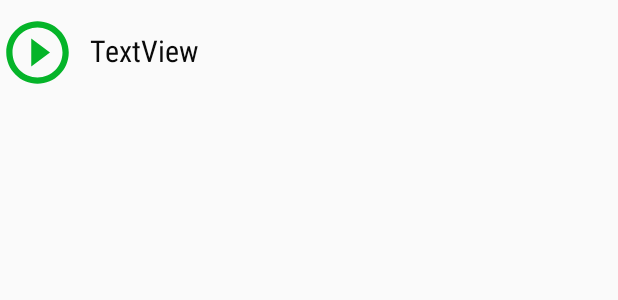
After one commit to amit-banerjee-03/lEARN-client, an Android app: the layout course_video_list.xml on its own in the app's theme, with its tools: preview values and no code run, on a phone screen of 412 x 824 dp. The commit adds this screen. Shown: the top 300 px of the screen. Run offline under Robolectric (Android 15) with nearby library versions, the phone set to English and light mode, and no system bars.

Commit message:
Video streaming done

```diff
--- a/app/build.gradle
+++ b/app/build.gradle
@@ -14,6 +14,7 @@ android {
         versionCode 1
         versionName "1.0"
         testInstrumentationRunner "androidx.test.runner.AndroidJUnitRunner"
+        vectorDrawables.useSupportLibrary = true
     }
     buildTypes {
         release {
--- a/app/src/main/AndroidManifest.xml
+++ b/app/src/main/AndroidManifest.xml
@@ -3,6 +3,7 @@
     package="com.example.learn">
 
     <uses-permission android:name="android.permission.INTERNET" />
+    <uses-permission android:name="android.permission.WAKE_LOCK" />
 
     <application
         android:allowBackup="true"
@@ -12,7 +13,9 @@
         android:supportsRtl="true"
         android:theme="@style/AppTheme"
         android:usesCleartextTraffic="true">
-        <activity android:name=".Home"></activity>
+        <activity android:name=".VideoPlayerActivity"></activity>
+        <activity android:name=".VideoList" />
+        <activity android:name=".Home" />
         <activity android:name=".MainActivity">
             <intent-filter>
                 <action android:name="android.intent.action.MAIN" />
--- /dev/null
+++ b/app/src/main/java/com/example/learn/CustomControllers/FullScreenMediaController.kt
@@ -0,0 +1,4 @@
+package com.example.learn.CustomControllers
+
+class FullScreenMediaController {
+}
--- a/app/src/main/java/com/example/learn/Home.kt
+++ b/app/src/main/java/com/example/learn/Home.kt
@@ -1,6 +1,7 @@
 package com.example.learn
 
 import android.content.Context
+import android.content.Intent
 import android.graphics.Bitmap
 import android.graphics.BitmapFactory
 import android.os.AsyncTask
@@ -40,6 +41,9 @@ class Home : AppCompatActivity() {
         override fun onPostExecute(result: String?) {
             courseListElement.adapter=CourseRecycleAdapter(context,courses){course ->
                 Toast.makeText(context,course.description,Toast.LENGTH_LONG).show()
+                val intent = Intent(context,VideoList::class.java)
+                intent.putExtra("COURSE_ID",course.id)
+                context.startActivity(intent)
             }
             val layoutManager = LinearLayoutManager(context)
             courseListElement.layoutManager=layoutManager
--- a/app/src/main/java/com/example/learn/Models/Course.kt
+++ b/app/src/main/java/com/example/learn/Models/Course.kt
@@ -2,4 +2,4 @@ package com.example.learn.Models
 
 data class Courses(val count:Int,val courses: List<Course>)
 
-data class Course(val id:Int,val name:String,val description:String,val level:String,val cover_image:String)
+data class Course(val id:Int,val name:String,val description:String,val level:String,val cover_image:String,val videos:List<Video>)
--- /dev/null
+++ b/app/src/main/java/com/example/learn/Models/Video.kt
@@ -0,0 +1,3 @@
+package com.example.learn.Models
+
+data class Video(val id:Int,val serial_number:Int,val caption:String,val description:String,val url:String)
--- /dev/null
+++ b/app/src/main/res/drawable/ic_play_circle_outline_black_24dp.xml
@@ -0,0 +1,5 @@
+<vector android:height="24dp" android:tint="#05B429"
+    android:viewportHeight="24.0" android:viewportWidth="24.0"
+    android:width="24dp" xmlns:android="http://schemas.android.com/apk/res/android">
+    <path android:fillColor="#FF000000" android:pathData="M10,16.5l6,-4.5 -6,-4.5v9zM12,2C6.48,2 2,6.48 2,12s4.48,10 10,10 10,-4.48 10,-10S17.52,2 12,2zM12,20c-4.41,0 -8,-3.59 -8,-8s3.59,-8 8,-8 8,3.59 8,8 -3.59,8 -8,8z"/>
+</vector>
--- /dev/null
+++ b/app/src/main/res/layout/course_video_list.xml
@@ -0,0 +1,44 @@
+<?xml version="1.0" encoding="utf-8"?>
+<androidx.constraintlayout.widget.ConstraintLayout xmlns:android="http://schemas.android.com/apk/res/android"
+    xmlns:app="http://schemas.android.com/apk/res-auto"
+    xmlns:tools="http://schemas.android.com/tools"
+    android:orientation="vertical"
+    android:layout_width="match_parent"
+    android:layout_height="wrap_content">
+
+    <ImageView
+        android:id="@+id/imageView"
+        android:layout_width="50dp"
+        android:layout_height="70dp"
+        app:srcCompat="@drawable/ic_play_circle_outline_black_24dp"
+        app:layout_constraintBottom_toBottomOf="parent"
+        app:layout_constraintEnd_toEndOf="parent"
+        app:layout_constraintHorizontal_bias="0.0"
+        app:layout_constraintStart_toStartOf="parent"
+        app:layout_constraintTop_toBottomOf="@+id/courseName"
+        app:layout_constraintVertical_bias="0.0"
+        tools:layout_editor_absoluteX="5dp"
+        tools:layout_editor_absoluteY="2dp" />
+
+    <TextView
+        android:id="@+id/videoCaption"
+        android:layout_width="wrap_content"
+        android:layout_height="wrap_content"
+        android:paddingLeft="10dp"
+        android:paddingTop="20dp"
+        android:paddingBottom="10dp"
+        android:paddingRight="15dp"
+        android:layout_marginBottom="10dp"
+        android:text="TextView"
+        android:textColor="#0A0A0A"
+        android:textSize="20sp"
+        android:singleLine="false"
+        android:baselineAligned="false"
+        android:fontFamily="sans-serif-condensed"
+        app:layout_constraintBottom_toBottomOf="@+id/imageView"
+        app:layout_constraintEnd_toEndOf="parent"
+        app:layout_constraintHorizontal_bias="0.0"
+        app:layout_constraintStart_toEndOf="@+id/imageView"
+        app:layout_constraintTop_toTopOf="parent"
+        app:layout_constraintVertical_bias="0.0" />
+</androidx.constraintlayout.widget.ConstraintLayout>
--- a/app/src/main/res/values/strings.xml
+++ b/app/src/main/res/values/strings.xml
@@ -5,4 +5,7 @@
     <string name="log_in_button">Log In</string>
     <string name="sign_up_button">Sign Up</string>
     <string name="logo_description">Start lEARNing</string>
+    <string name="empty_course">No videos added for this course yet. Stay tuned for updates!!</string>
+    <string name="video_title">VIDEO TITLE</string>
+    <string name="video_description">VIDEO DESCRIPTION</string>
 </resources>
```
Also changed, not shown: app/src/main/java/com/example/learn/Api/Course.kt (+8 -1 lines), app/src/main/java/com/example/learn/ApiCalls/CourseVideoList.kt (added, +91 -0 lines), app/src/main/java/com/example/learn/CustomAdapters/VideoRecycleAdapter.kt (added, +48 -0 lines), app/src/main/java/com/example/learn/VideoList.kt (added, +61 -0 lines), app/src/main/java/com/example/learn/VideoPlayerActivity.kt (added, +64 -0 lines), app/src/main/res/layout/activity_video_list.xml (added, +27 -0 lines), app/src/main/res/layout/activity_video_player.xml (added, +59 -0 lines).
